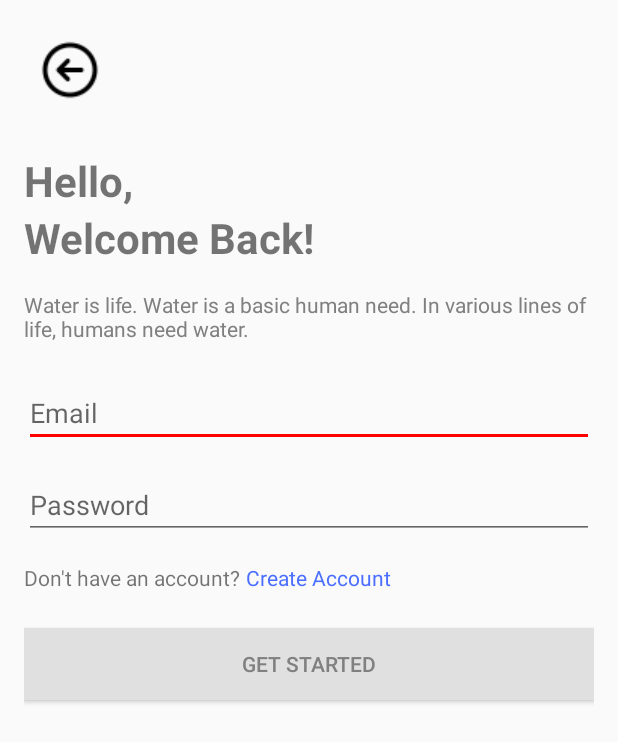
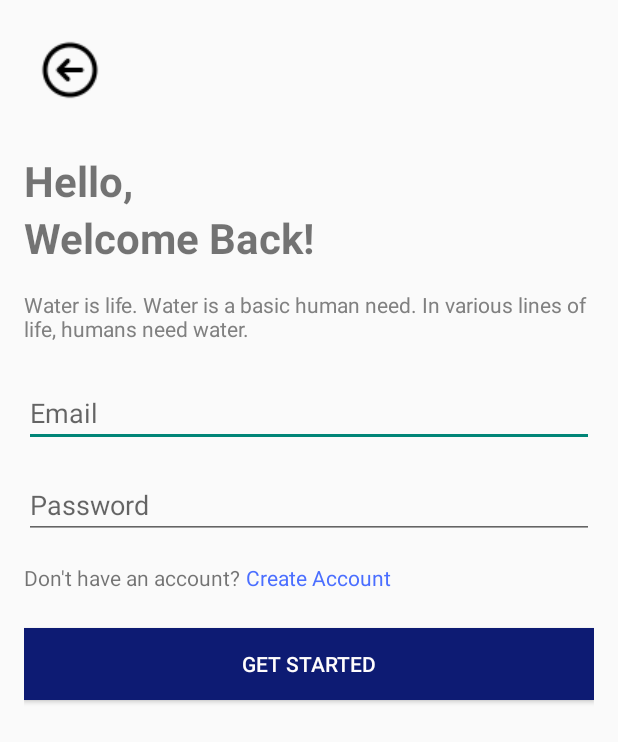
Before and after one commit to KenTheWhale/PRM392, an Android app: the layout activity_login.xml on its own in the app's theme, with its tools: preview values and no code run, on a phone screen of 412 x 824 dp. Shown: the top 742 px of the screen. Run offline under Robolectric (Android 15) with nearby library versions, the phone set to English and light mode, and no system bars.

Commit message:
add login and register

```diff
--- a/app/src/main/AndroidManifest.xml
+++ b/app/src/main/AndroidManifest.xml
@@ -23,6 +23,8 @@
                 <category android:name="android.intent.category.LAUNCHER" />
             </intent-filter>
         </activity>
+        <activity android:name=".LoginActivity" android:exported="true"/>
+        <activity android:name=".RegisterActivity" android:exported="true"/>
     </application>
 
 </manifest>
--- a/app/src/main/java/com/ken/pettradingplatform/configurations/APIClientConfig.java
+++ b/app/src/main/java/com/ken/pettradingplatform/configurations/APIClientConfig.java
@@ -4,7 +4,7 @@ import retrofit2.Retrofit;
 import retrofit2.converter.gson.GsonConverterFactory;
 
 public class APIClientConfig {
-    private static final String BASE_URL = "https://fdac-42-118-189-126.ngrok-free.app/";
+    private static final String BASE_URL = "https://14ae-125-235-239-162.ngrok-free.app/";
     private static Retrofit retrofit = null;
 
     public static Retrofit getClient() {
--- a/app/src/main/java/com/ken/pettradingplatform/reponses/LoginResponse.java
+++ b/app/src/main/java/com/ken/pettradingplatform/reponses/LoginResponse.java
@@ -1,5 +1,7 @@
 package com.ken.pettradingplatform.reponses;
 
+
+import java.io.Serializable;
 
 import lombok.AllArgsConstructor;
 import lombok.Builder;
@@ -19,7 +21,7 @@ public class LoginResponse {
     @AllArgsConstructor
     @NoArgsConstructor
     @Builder
-    private static class Account{
+    public static class Account implements Serializable {
         private String fullName;
         private String email;
         private String password;
--- a/app/src/main/res/layout/activity_login.xml
+++ b/app/src/main/res/layout/activity_login.xml
@@ -1,16 +1,19 @@
 <?xml version="1.0" encoding="utf-8"?>
 <LinearLayout xmlns:android="http://schemas.android.com/apk/res/android"
+    xmlns:tools="http://schemas.android.com/tools"
     android:layout_width="match_parent"
     android:layout_height="match_parent"
     android:orientation="vertical"
-    android:padding="16dp">
+    android:padding="16dp"
+    tools:context=".LoginActivity">
 
     <ImageButton
         android:layout_width="wrap_content"
         android:layout_height="wrap_content"
+        android:background="?attr/selectableItemBackgroundBorderless"
+        android:padding="8dp"
         android:src="@drawable/back_arrow"
-        android:background="?attr/selectableItemBackgroundBorderless"
-        android:padding="8dp"/>
+        tools:ignore="SpeakableTextPresentCheck" />
 
     <TextView
         android:layout_width="wrap_content"
@@ -36,18 +39,22 @@
         android:layout_marginBottom="24dp"/>
 
     <EditText
+        android:id="@+id/txt_email"
         android:layout_width="match_parent"
         android:layout_height="wrap_content"
+        android:layout_marginBottom="16dp"
         android:hint="Email"
         android:inputType="textEmailAddress"
-        android:layout_marginBottom="16dp"/>
+        tools:ignore="TouchTargetSizeCheck" />
 
     <EditText
+        android:id="@+id/txt_password"
         android:layout_width="match_parent"
         android:layout_height="wrap_content"
+        android:layout_marginBottom="16dp"
         android:hint="Password"
         android:inputType="textPassword"
-        android:layout_marginBottom="16dp"/>
+        tools:ignore="TouchTargetSizeCheck" />
 
     <LinearLayout
         android:layout_width="match_parent"
@@ -60,6 +67,7 @@
             android:text="Don't have an account?"/>
 
         <TextView
+            android:id="@+id/tv_create_account"
             android:layout_width="wrap_content"
             android:layout_height="wrap_content"
             android:text="Create Account"
@@ -68,11 +76,12 @@
     </LinearLayout>
 
     <Button
+        android:id="@+id/btn_login"
         android:layout_width="match_parent"
         android:layout_height="wrap_content"
         android:text="Get Started"
         android:layout_marginTop="24dp"
-        android:background="#E0E0E0"
-        android:textColor="#808080"/>
+        android:background="#0D1B73"
+        android:textColor="#FFFDFD"/>
 
 </LinearLayout>
--- a/app/src/main/res/values/themes.xml
+++ b/app/src/main/res/values/themes.xml
@@ -1,8 +1,7 @@
 <resources xmlns:tools="http://schemas.android.com/tools">
     <!-- Base application theme. -->
     <style name="Base.Theme.PetTradingPlatform" parent="Theme.AppCompat.DayNight.NoActionBar">
-        <item name="colorPrimary">@color/red</item>
-        <item name="colorAccent">@color/red</item>
+
     </style>
     <style name="Theme.PetTradingPlatform" parent="Base.Theme.PetTradingPlatform"/>
 </resources>
```
Also changed, not shown: app/src/main/java/com/ken/pettradingplatform/LoginActivity.java (+83 -0 lines), app/src/main/java/com/ken/pettradingplatform/RegisterActivity.java (added, +81 -0 lines), app/src/main/res/layout/activity_create_post.xml (+6 -3 lines), app/src/main/res/layout/activity_faq.xml (+6 -4 lines), app/src/main/res/layout/activity_register.xml (+11 -11 lines), app/src/main/res/values/colors.xml (+23 -2 lines), app/src/main/res/drawable/down_arrow.png (added).
